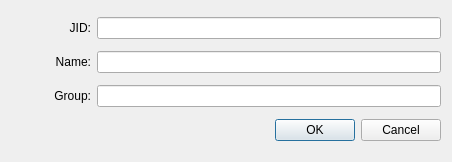
Before: the Qt Designer form plugins/jabber/newrosteritemdialog.ui in xjohncz/saje, drawn with Qt 5.
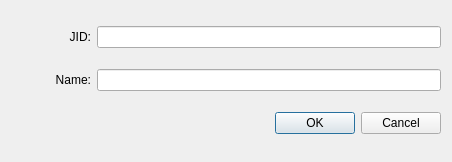
After: the same form once the commit is applied.

Commit message: flash open windows on message decrease autoaway timer period remove group edit from jabber major refactor of clist and clist groups - use custom model and QTreeView with QSortProxyModel

```diff
--- a/plugins/jabber/newrosteritemdialog.ui
+++ b/plugins/jabber/newrosteritemdialog.ui
@@ -77,38 +77,6 @@
      </item>
     </layout>
    </item>
-   <item>
-    <layout class="QHBoxLayout" >
-     <property name="spacing" >
-      <number>6</number>
-     </property>
-     <property name="margin" >
-      <number>0</number>
-     </property>
-     <item>
-      <widget class="QLabel" name="label_3" >
-       <property name="minimumSize" >
-        <size>
-         <width>80</width>
-         <height>0</height>
-        </size>
-       </property>
-       <property name="text" >
-        <string>Group:</string>
-       </property>
-       <property name="alignment" >
-        <set>Qt::AlignLeading|Qt::AlignLeft|Qt::AlignRight|Qt::AlignTrailing|Qt::AlignVCenter</set>
-       </property>
-       <property name="buddy" >
-        <cstring>edGroup</cstring>
-       </property>
-      </widget>
-     </item>
-     <item>
-      <widget class="QLineEdit" name="edGroup" />
-     </item>
-    </layout>
-   </item>
    <item>
     <widget class="QDialogButtonBox" name="buttonBox" >
      <property name="orientation" >
```
The commit also changes 26 other files.
